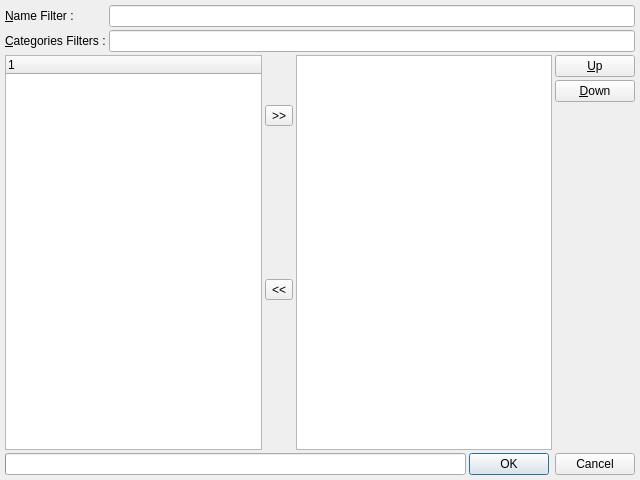
Old version of the form v2/trunk/monkey/src/toolsmanager/ui/UIDesktopTools.ui in the repository testmana2/mks.
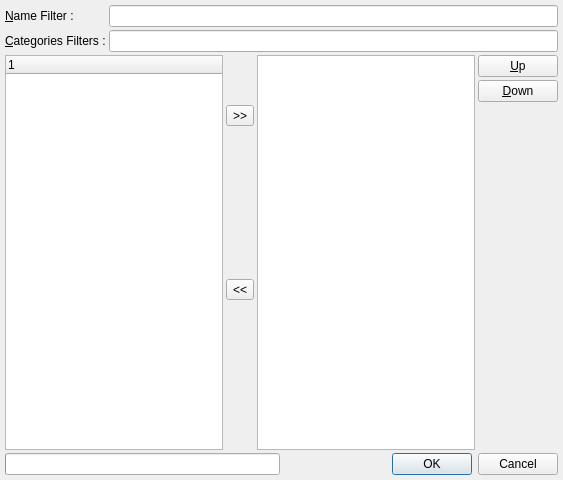
New version of the form. Icons and pictures are not drawn.

Commit message: Fix xp style bug with progressbar width

```diff
--- a/v2/trunk/monkey/src/toolsmanager/ui/UIDesktopTools.ui
+++ b/v2/trunk/monkey/src/toolsmanager/ui/UIDesktopTools.ui
@@ -5,7 +5,7 @@
    <rect>
     <x>0</x>
     <y>0</y>
-    <width>640</width>
+    <width>563</width>
     <height>480</height>
    </rect>
   </property>
@@ -16,7 +16,19 @@
    <property name="margin" >
     <number>5</number>
    </property>
-   <property name="spacing" >
+   <property name="topMargin" >
+    <number>5</number>
+   </property>
+   <property name="rightMargin" >
+    <number>5</number>
+   </property>
+   <property name="bottomMargin" >
+    <number>5</number>
+   </property>
+   <property name="horizontalSpacing" >
+    <number>3</number>
+   </property>
+   <property name="verticalSpacing" >
     <number>3</number>
    </property>
    <item row="0" column="0" colspan="4" >
@@ -24,7 +36,19 @@
      <property name="margin" >
       <number>0</number>
      </property>
-     <property name="spacing" >
+     <property name="topMargin" >
+      <number>0</number>
+     </property>
+     <property name="rightMargin" >
+      <number>0</number>
+     </property>
+     <property name="bottomMargin" >
+      <number>0</number>
+     </property>
+     <property name="horizontalSpacing" >
+      <number>3</number>
+     </property>
+     <property name="verticalSpacing" >
       <number>3</number>
      </property>
      <item row="0" column="0" >
@@ -199,13 +223,11 @@
      </property>
      <item>
       <widget class="QProgressBar" name="pbLoading" >
-       <property name="sizePolicy" >
-        <sizepolicy>
-         <hsizetype>7</hsizetype>
-         <vsizetype>0</vsizetype>
-         <horstretch>1</horstretch>
-         <verstretch>0</verstretch>
-        </sizepolicy>
+       <property name="minimumSize" >
+        <size>
+         <width>1</width>
+         <height>1</height>
+        </size>
        </property>
        <property name="alignment" >
         <set>Qt::AlignCenter</set>
@@ -220,14 +242,6 @@
      </item>
      <item>
       <widget class="QDialogButtonBox" name="dbbButtons" >
-       <property name="sizePolicy" >
-        <sizepolicy>
-         <hsizetype>7</hsizetype>
-         <vsizetype>0</vsizetype>
-         <horstretch>0</horstretch>
-         <verstretch>0</verstretch>
-        </sizepolicy>
-       </property>
        <property name="orientation" >
         <enum>Qt::Horizontal</enum>
        </property>
```
Left out of the diff: 19 changed lines with no effect on the pictures.
